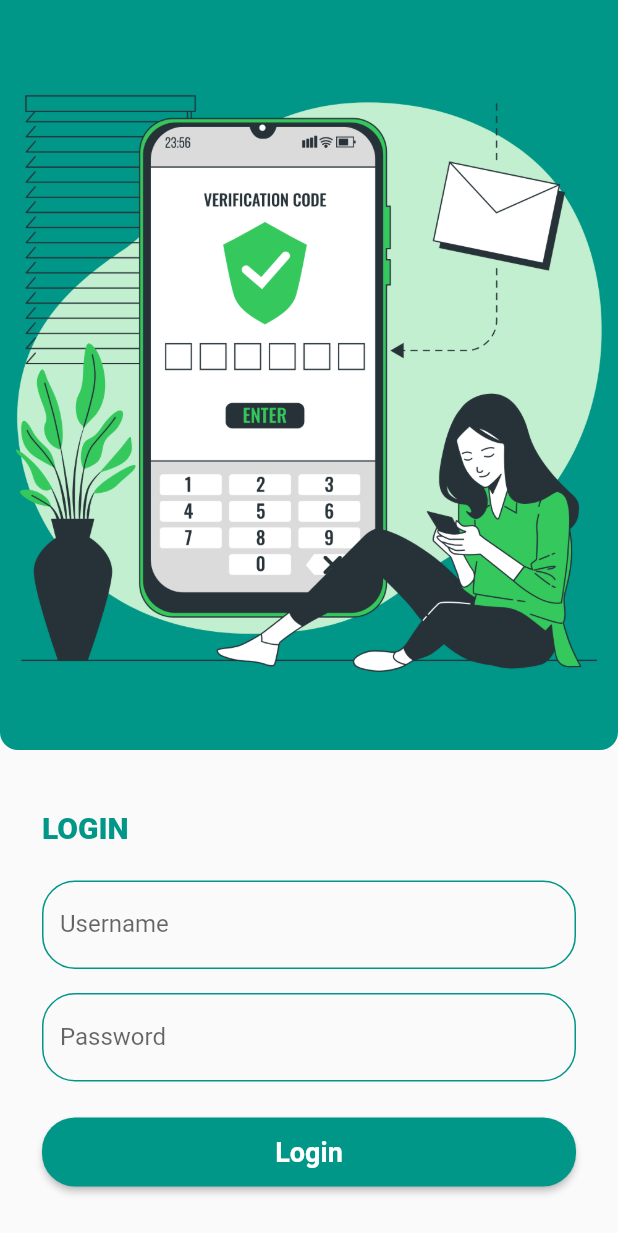
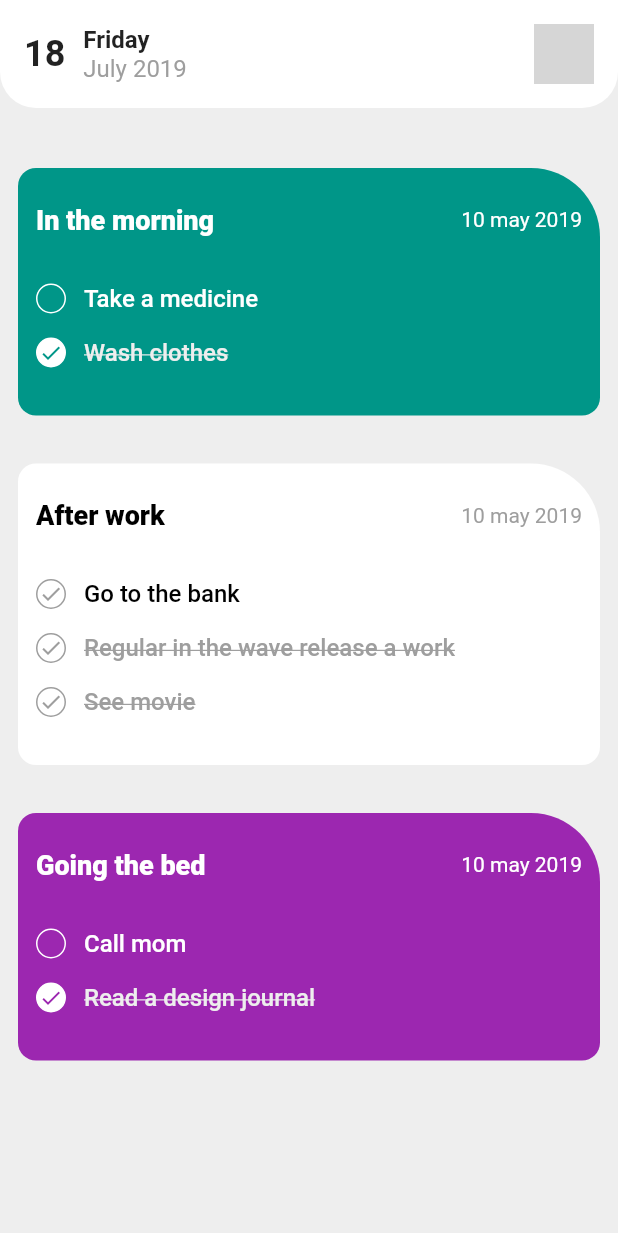
Before and after one commit to AbdAlftahSalem/montada_project, a Flutter app: the screen it shows after launch, on a phone screen of 412 x 824 dp. Shown: the top 1233 px of the screen. Run offline on Flutter 3.47's test engine with Material 2 defaults, Android fonts, the phone set to English and light mode, and no system bars; network calls fail; grey boxes are pictures that could not be loaded.

Commit message:
Add task 2

```diff
--- a/lib/main.dart
+++ b/lib/main.dart
@@ -1,4 +1,5 @@
 import 'package:flutter/material.dart';
+import 'package:montada_project/task/task2.dart';
 import 'package:montada_project/task_1/login_screen_task_1.dart';
 
 void main() {
@@ -13,7 +14,7 @@ class MyApp extends StatelessWidget {
     return const MaterialApp(
       title: 'Montada project',
       debugShowCheckedModeBanner: false,
-      home: LoginScreenTask1(),
+      home: Task2(),
     );
   }
 }
--- /dev/null
+++ b/lib/task/const_list.dart
@@ -0,0 +1,65 @@
+import 'package:flutter/material.dart';
+import 'package:montada_project/task/task_model.dart';
+
+class ConstList {
+  static List<TaskModel> morningList = [
+    TaskModel(
+      title: "Take a medicine",
+      completed: false,
+      colorIcon: Colors.white,
+      unFinishTextColor: Colors.white,
+      finishTextColor: Colors.grey.shade200,
+    ),
+    TaskModel(
+      title: "Wash clothes",
+      completed: true,
+      colorIcon: Colors.white,
+      unFinishTextColor: Colors.white,
+      finishTextColor: Colors.grey.shade200,
+    ),
+  ];
+
+  static List<TaskModel> afterWork = [
+    TaskModel(
+      title: "Go to the bank",
+      completed: false,
+      colorIcon: Colors.orange,
+      unFinishTextColor: Colors.black,
+      finishTextColor: Colors.grey,
+      borderColor: Colors.grey,
+    ),
+    TaskModel(
+      title: "Regular in the wave release a work",
+      completed: true,
+      colorIcon: Colors.orange,
+      unFinishTextColor: Colors.black,
+      finishTextColor: Colors.grey,
+      borderColor: Colors.grey,
+    ),
+    TaskModel(
+      title: "See movie",
+      completed: true,
+      colorIcon: Colors.orange,
+      unFinishTextColor: Colors.black,
+      finishTextColor: Colors.grey,
+      borderColor: Colors.grey,
+    ),
+  ];
+
+  static List<TaskModel> goingToBed = [
+    TaskModel(
+      title: "Call mom",
+      completed: false,
+      colorIcon: Colors.white,
+      unFinishTextColor: Colors.white,
+      finishTextColor: Colors.grey.shade200,
+    ),
+    TaskModel(
+      title: "Read a design journal",
+      completed: true,
+      colorIcon: Colors.white,
+      unFinishTextColor: Colors.white,
+      finishTextColor: Colors.grey.shade200,
+    ),
+  ];
+}
--- /dev/null
+++ b/lib/task/task2.dart
@@ -0,0 +1,171 @@
+import 'package:flutter/material.dart';
+import 'package:montada_project/task/task_model.dart';
+
+import 'const_list.dart';
+
+class Task2 extends StatelessWidget {
+  const Task2({Key? key}) : super(key: key);
+
+  @override
+  Widget build(BuildContext context) {
+    return Scaffold(
+      backgroundColor: Colors.grey.shade200,
+      body: SafeArea(
+        child: Column(
+          children: [
+            Container(
+              decoration: const BoxDecoration(
+                color: Colors.white,
+                borderRadius: BorderRadius.only(
+                  bottomRight: Radius.circular(24),
+                  bottomLeft: Radius.circular(24),
+                ),
+              ),
+              child: Row(
+                children: [
+                  Expanded(
+                    child: Row(
+                      children: [
+                        const Text(
+                          "18",
+                          style: TextStyle(
+                            fontSize: 24,
+                            fontWeight: FontWeight.bold,
+                          ),
+                        ),
+                        const SizedBox(width: 12),
+                        Column(
+                          crossAxisAlignment: CrossAxisAlignment.start,
+                          children: const [
+                            Text(
+                              "Friday",
+                              style: TextStyle(
+                                fontSize: 16,
+                                fontWeight: FontWeight.bold,
+                              ),
+                            ),
+                            Text(
+                              "July 2019",
+                              style: TextStyle(
+                                fontSize: 16,
+                                color: Colors.grey,
+                              ),
+                            ),
+                          ],
+                        )
+                      ],
+                    ),
+                  ),
+                  const CircleAvatar(
+                    backgroundImage: NetworkImage(
+                        "https://cdn.pixabay.com/photo/2017/08/01/01/33/beanie-2562646_1280.jpg"),
+                  ),
+                ],
+              ),
+              padding: const EdgeInsets.symmetric(vertical: 16, horizontal: 16),
+            ),
+            const SizedBox(height: 24),
+            boxWidget(
+                tasks: ConstList.morningList,
+                title: "In the morning",
+                boxColor: Colors.teal),
+            boxWidget(
+                tasks: ConstList.afterWork,
+                title: "After work",
+                boxColor: Colors.white,
+                borderColor: Colors.grey,
+                colorTitle: Colors.black),
+            boxWidget(
+                tasks: ConstList.goingToBed,
+                title: "Going the bed",
+                boxColor: Colors.purple),
+          ],
+        ),
+      ),
+    );
+  }
+
+  Widget boxWidget(
+      {required List<TaskModel> tasks,
+      required String title,
+      required Color boxColor,
+      Color colorTitle = Colors.white,
+      Color borderColor = Colors.white}) {
+    return Container(
+      decoration: BoxDecoration(
+        color: boxColor,
+        borderRadius: const BorderRadius.only(
+          topRight: Radius.circular(46),
+          topLeft: Radius.circular(12),
+          bottomRight: Radius.circular(12),
+          bottomLeft: Radius.circular(12),
+        ),
+      ),
+      padding: const EdgeInsets.symmetric(horizontal: 12, vertical: 24),
+      margin: const EdgeInsets.symmetric(horizontal: 12, vertical: 16),
+      child: Column(
+        children: [
+          Row(
+            children: [
+              Expanded(
+                child: Text(
+                  title,
+                  style: TextStyle(
+                    color: colorTitle,
+                    fontWeight: FontWeight.w800,
+                    fontSize: 18,
+                  ),
+                ),
+              ),
+              Text(
+                "10 may 2019",
+                style: TextStyle(
+                  color: title == "After work" ? Colors.grey : Colors.white,
+                ),
+              ),
+            ],
+          ),
+          const SizedBox(height: 24),
+          Column(
+            children: tasks
+                .map((e) => Row(
+                      children: [
+                        Container(
+                          margin: const EdgeInsets.symmetric(vertical: 8),
+                          decoration: BoxDecoration(
+                            color: e.completed ? Colors.white : null,
+                            border: Border.all(color: borderColor),
+                            shape: BoxShape.circle,
+                          ),
+                          width: 20,
+                          height: 20,
+                          child: Icon(
+                            Icons.done,
+                            color: title == "After work"
+                                ? e.borderColor
+                                : boxColor,
+                            size: 16,
+                          ),
+                        ),
+                        const SizedBox(width: 12),
+                        Text(
+                          e.title,
+                          style: TextStyle(
+                            color: e.completed
+                                ? e.finishTextColor
+                                : e.unFinishTextColor,
+                            fontSize: 16,
+                            fontWeight: FontWeight.w500,
+                            decoration:
+                                e.completed ? TextDecoration.lineThrough : null,
+                          ),
+                        ),
+                      ],
+                    ))
+                .toList(),
+          )
+        ],
+      ),
+    );
+  }
+}
--- /dev/null
+++ b/lib/task/task_model.dart
@@ -0,0 +1,16 @@
+import 'package:flutter/material.dart';
+
+class TaskModel {
+  String title;
+  bool completed;
+  Color colorIcon, finishTextColor, unFinishTextColor , borderColor;
+
+  TaskModel({
+    required this.title,
+    required this.completed,
+    required this.colorIcon,
+    required this.finishTextColor,
+    required this.unFinishTextColor,
+    this.borderColor = Colors.white,
+  });
+}
```
